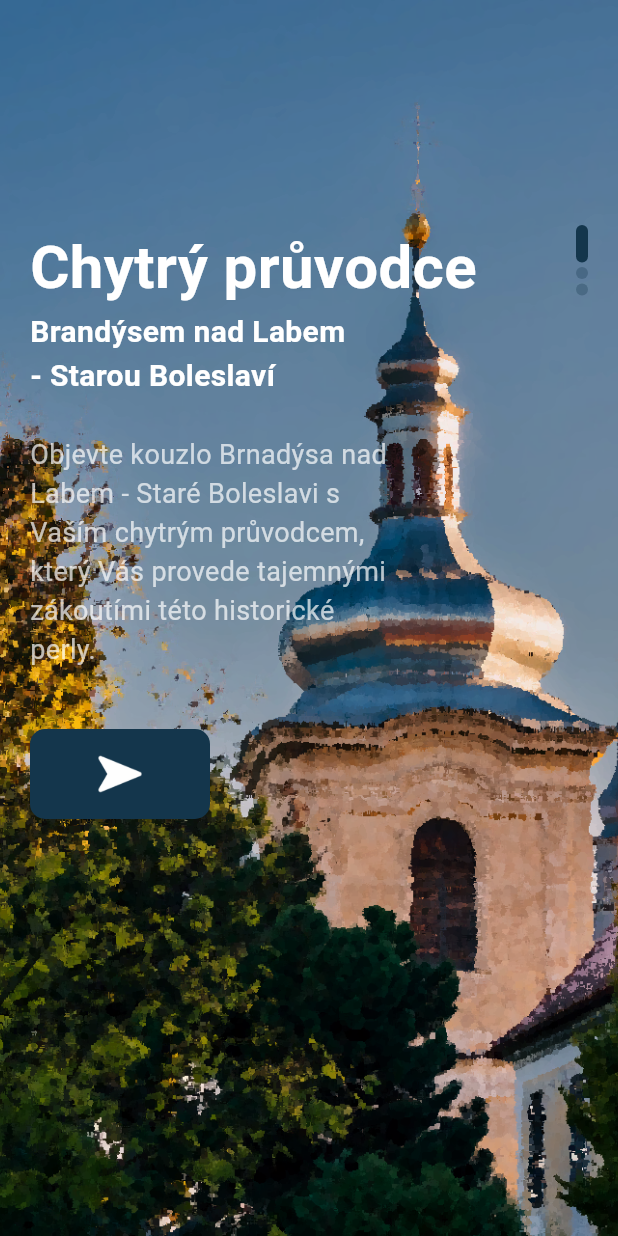
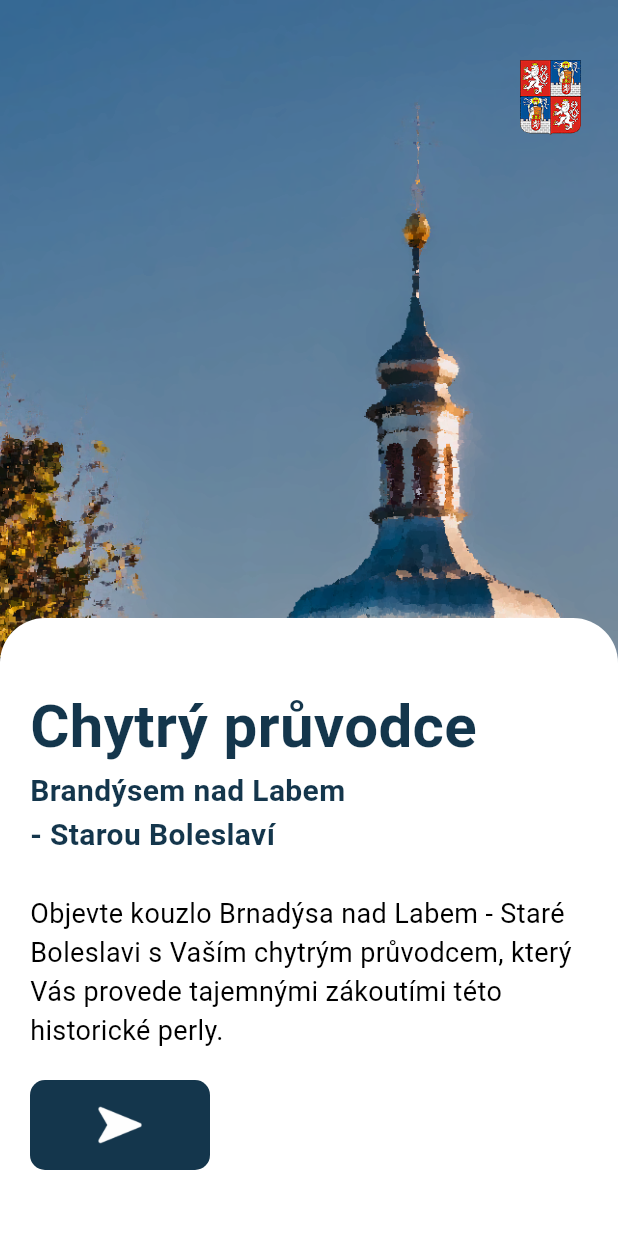
Before and after one commit to vaclavpi/chupbnlsb, a Flutter app: the screen it shows after launch, on a phone screen of 412 x 824 dp. Run offline on Flutter 3.47's test engine with Material 3 defaults, Android fonts, the light colour scheme and no system bars; our stand-ins replace bloc, equatable, flutter_bloc, flutter_cache_manager, flutter_map, latlong2 and 3 more; accounts and stored records are empty.

Commit message:
Nový vizuál

```diff
--- a/lib/pages/welcome_page.dart
+++ b/lib/pages/welcome_page.dart
@@ -8,18 +8,15 @@ import 'package:honest_guide/widgets/app_text.dart';
 import 'package:honest_guide/widgets/responsive_button.dart';
 
 class WelcomePage extends StatefulWidget {
-  const WelcomePage({super.key});
+  const WelcomePage({Key? key}) : super(key: key);
 
   @override
   State<WelcomePage> createState() => _WelcomePageState();
 }
 
 class _WelcomePageState extends State<WelcomePage> {
-  List images = [
-    "welcome-1.png",
-    "welcome-2.png",
-    "welcome-3.png",
-  ];
+  List<String> images = ["welcome-1.png"];
+
   @override
   Widget build(BuildContext context) {
     return Scaffold(
@@ -27,37 +24,72 @@ class _WelcomePageState extends State<WelcomePage> {
         scrollDirection: Axis.vertical,
         itemCount: images.length,
         itemBuilder: (_, index) {
-            return Container(
+          return Stack(
+            children: [
+              Container(
                 width: double.maxFinite,
                 height: double.maxFinite,
                 decoration: BoxDecoration(
                   image: DecorationImage(
                     image: AssetImage("assets/img/" + images[index]),
-                      fit: BoxFit.cover)),
+                    fit: BoxFit.cover,
+                  ),
+                ),
+              ),
+              Positioned(
+                top: 40,
+                right: 20,
+                child: Image.asset(
+                  'assets/img/znak.png',
+                  width: 50,
+                  height: 50,
+                ),
+              ),
+              Positioned(
+                bottom: 0,
+                left: 0,
+                right: 0,
                 child: Container(
-                  margin: const EdgeInsets.only(top: 150, left: 20, right: 20),
-                  child: Row(
-                    mainAxisAlignment: MainAxisAlignment.spaceBetween,
+                  height: MediaQuery.of(context).size.height / 2,
+                  decoration: BoxDecoration(
+                    color: Colors.white,
+                    borderRadius:
+                        BorderRadius.vertical(top: Radius.circular(30)),
+                  ),
+                  child: Padding(
+                    padding: const EdgeInsets.all(20.0),
+                    child: Column(
+                      mainAxisAlignment: MainAxisAlignment.center,
+                      crossAxisAlignment: CrossAxisAlignment.start,
                       children: [
                         Column(
                           crossAxisAlignment: CrossAxisAlignment.start,
                           children: [
-                          AppLargeText(text: "Chytrý průvodce"),
-                          AppBoldText(text: "Brandýsem nad Labem", size: 20),
-                          AppBoldText(text: "- Starou Boleslaví", size: 20),
+                            AppLargeText(
+                              text: "Chytrý průvodce",
+                              color: AppColors.fourthColor,
+                            ),
+                            AppBoldText(
+                              text: "Brandýsem nad Labem",
+                              color: AppColors.fourthColor,
+                              size: 20,
+                            ),
+                            AppBoldText(
+                              text: "- Starou Boleslaví",
+                              color: AppColors.fourthColor,
+                              size: 20,
+                            ),
                             SizedBox(
                               height: 25,
                             ),
-                          Container(
-                            width: 250,
-                            child: AppText(
+                            AppText(
                               text:
                                   "Objevte kouzlo Brnadýsa nad Labem - Staré Boleslavi s Vaším chytrým průvodcem, který Vás provede tajemnými zákoutími této historické perly.",
+                              color: Colors.black,
                               size: 18,
                             ),
-                          ),
                             SizedBox(
-                            height: 40,
+                              height: 20,
                             ),
                             GestureDetector(
                               onTap: () {
@@ -65,33 +97,26 @@ class _WelcomePageState extends State<WelcomePage> {
                               },
                               child: Container(
                                 width: 200,
-                                child: Row(children: [
+                                child: Row(
+                                  children: [
                                     ResponsiveButton(
                                       width: 120,
                                     )
-                                ])),
-                          )
                                   ],
                                 ),
-                      Column(
-                        children: List.generate(3, (indexDots) {
-                          return Container(
-                            margin: const EdgeInsets.only(bottom: 3),
-                            width: 8,
-                            height: index == indexDots ? 25 : 8,
-                            decoration: BoxDecoration(
-                              borderRadius: BorderRadius.circular(8),
-                              color: index == indexDots
-                                  ? AppColors.fourthColor.withOpacity(1.0)
-                                  : AppColors.fourthColor.withOpacity(0.3),
                               ),
+                            ),
+                          ],
+                        ),
+                      ],
+                    ),
+                  ),
+                ),
+              ),
+            ],
           );
-                        }),
-                      )
-                    ],
-                  )),
-            );
-          }),
+        },
+      ),
     );
   }
 }
--- a/pubspec.yaml
+++ b/pubspec.yaml
@@ -97,6 +97,7 @@ flutter:
   - assets/img/trophy.png
   - assets/img/map.png
   - assets/img/podcast.png
+  - assets/img/znak.png
 
 
   # An image asset can refer to one or more resolution-specific "variants", see
```
Also changed, not shown: lib/pages/home_page.dart (+188 -138 lines), lib/pages/navpages/map_page.dart (+24 -25 lines), assets/img/znak.png (added). Lines whose indentation alone changed are shown as unchanged.
